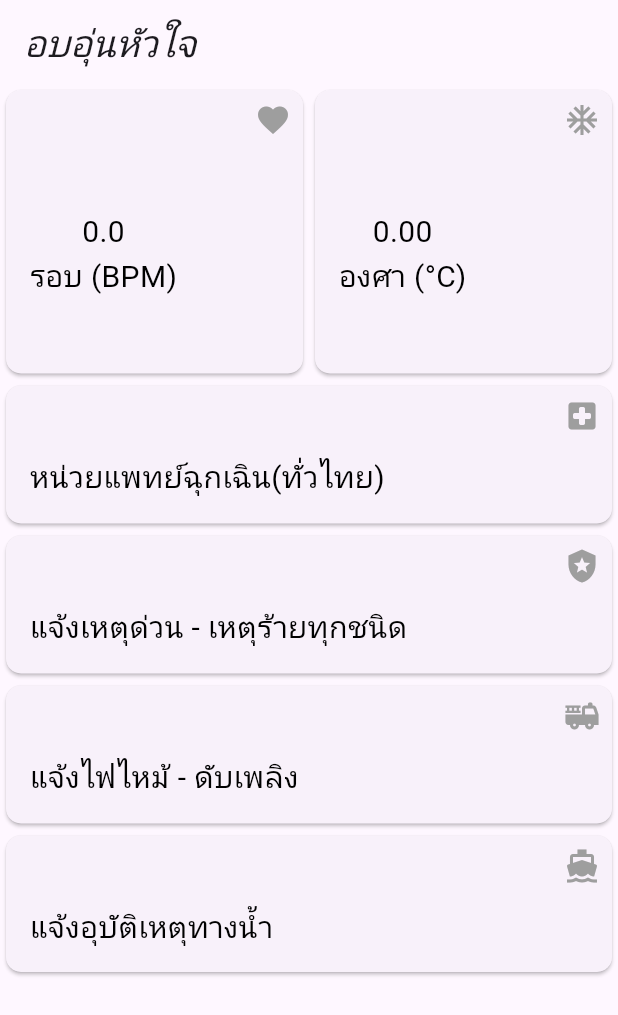
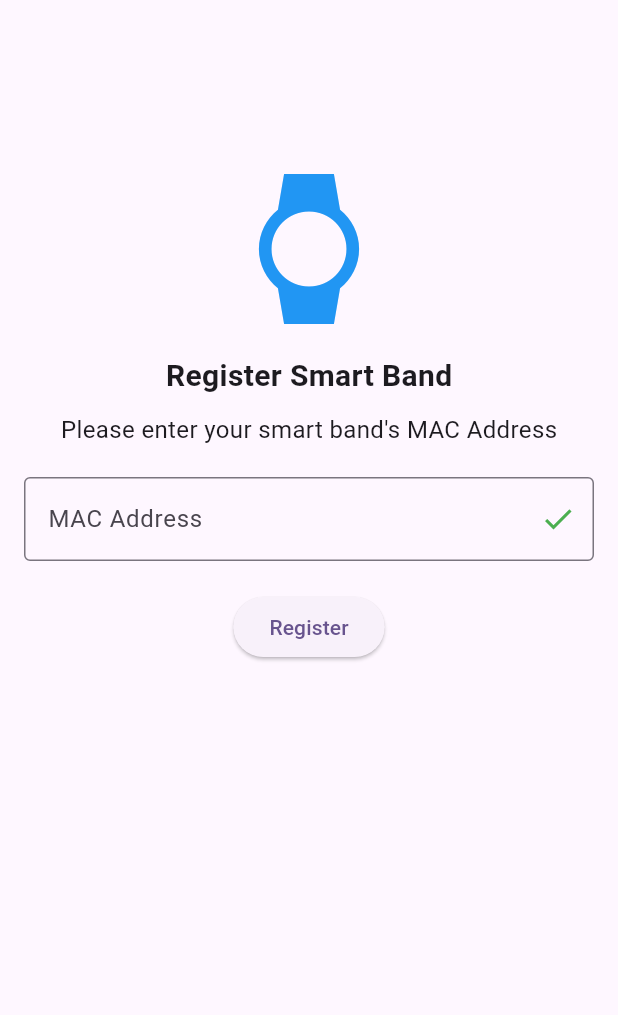
Before and after one commit to superpaulza/kmitl.iot, a Flutter app: the screen it shows after launch, on a phone screen of 412 x 824 dp. Shown: the top 1015 px of the screen. Run offline on Flutter 3.47's test engine with Material 2 defaults, Android fonts, the light colour scheme and no system bars; our stand-ins replace firebase_core, firebase_database, google_fonts; accounts and stored records are empty; Roboto replaces fonts that are missing (Prompt).

Commit message:
update registeration flow

```diff
--- a/mobile/lib/main.dart
+++ b/mobile/lib/main.dart
@@ -1,4 +1,5 @@
 import 'package:bee_project/firebase_options.dart';
+import 'package:bee_project/screen/RegisterBand.dart';
 import 'package:firebase_core/firebase_core.dart';
 import 'package:flutter/material.dart';
 import 'Screen/MainMenu.dart';
@@ -21,7 +22,7 @@ class MyApp extends StatelessWidget {
         colorScheme: ColorScheme.fromSeed(seedColor: Colors.deepPurple),
         useMaterial3: true,
       ),
-      home: const MyHomePage(title: 'อบอุ่นหัวใจ'),
+      home: RegisterSmartBandPage(),
     );
   }
 }
--- /dev/null
+++ b/mobile/lib/screen/RegisterBand.dart
@@ -0,0 +1,137 @@
+import 'package:flutter/material.dart';
+
+import 'MainMenu.dart';
+
+class RegisterSmartBandPage extends StatefulWidget {
+  @override
+  _RegisterSmartBandPageState createState() => _RegisterSmartBandPageState();
+}
+
+class _RegisterSmartBandPageState extends State<RegisterSmartBandPage> {
+  final GlobalKey<FormState> _formKey = GlobalKey<FormState>();
+  final TextEditingController _macAddressController = TextEditingController();
+  bool _isMacAddressValid = true;
+
+  @override
+  void dispose() {
+    _macAddressController.dispose();
+    super.dispose();
+  }
+
+  void _validateMacAddress(String value) {
+    // Example validation - verify the MAC address format
+    final macAddressPattern =
+        RegExp(r'^([0-9A-Fa-f]{2}[:-]){5}([0-9A-Fa-f]{2})$');
+    setState(() {
+      _isMacAddressValid = macAddressPattern.hasMatch(value);
+    });
+  }
+
+  void _submitForm() {
+    if (_formKey.currentState!.validate()) {
+      // MAC address is valid, navigate to the main menu
+      Navigator.pushReplacement(
+        context,
+        MaterialPageRoute(builder: (context) => const MyHomePage(title: "อบอุ่นหัวใจ",)),
+      );
+    } else {
+      showDialog(
+        context: context,
+        builder: (context) => AlertDialog(
+          title: Text('Invalid MAC Address'),
+          content: Text(
+              'Your MAC Address is not in the correct format. Please try again!'),
+          actions: [
+            TextButton(
+              onPressed: () {
+                Navigator.of(context).pop();
+                _macAddressController.clear();
+              },
+              child: Text('OK'),
+            ),
+          ],
+        ),
+      );
+    }
+  }
+
+  @override
+  Widget build(BuildContext context) {
+    return Scaffold(
+      body: SingleChildScrollView(
+        child: Container(
+          padding: EdgeInsets.all(16.0),
+          child: Form(
+            key: _formKey,
+            child: Column(
+              mainAxisAlignment: MainAxisAlignment.center,
+              children: [
+                SizedBox(height: 100.0),
+                Icon(
+                  Icons.watch,
+                  size: 100.0,
+                  color: Colors.blue,
+                ),
+                SizedBox(height: 20.0),
+                Text(
+                  'Register Smart Band',
+                  style: TextStyle(fontSize: 20.0, fontWeight: FontWeight.bold),
+                ),
+                SizedBox(height: 10.0),
+                Text(
+                  'Please enter your smart band\'s MAC Address',
+                  style: TextStyle(fontSize: 16.0),
+                ),
+                SizedBox(height: 20.0),
+                TextFormField(
+                  controller: _macAddressController,
+                  decoration: InputDecoration(
+                    labelText: 'MAC Address',
+                    border: OutlineInputBorder(
+                      borderSide: BorderSide(
+                        color: _isMacAddressValid ? Colors.grey : Colors.red,
+                      ),
+                    ),
+                    focusedBorder: OutlineInputBorder(
+                      borderSide: BorderSide(
+                        color: Colors.blue,
+                      ),
+                    ),
+                    suffixIcon: _isMacAddressValid
+                        ? Icon(Icons.check, color: Colors.green)
+                        : Icon(Icons.close, color: Colors.red),
+                  ),
+                  keyboardType: TextInputType.text,
+                  onChanged: _validateMacAddress,
+                  // onTap: () {
+                  //   FocusScope.of(context).requestFocus(FocusNode());
+                  //   showDialog(
+                  //     context: context,
+                  //     builder: (context) => AlertDialog(
+                  //       title: Text('Keyboard Closed'),
+                  //       content: Text('You have closed the keyboard.'),
+                  //       actions: [
+                  //         TextButton(
+                  //           onPressed: () {
+                  //             Navigator.of(context).pop();
+                  //           },
+                  //           child: Text('OK'),
+                  //         ),
+                  //       ],
+                  //     ),
+                  //   );
+                  // },
+                ),
+                SizedBox(height: 20.0),
+                ElevatedButton(
+                  onPressed: _submitForm,
+                  child: Text('Register'),
+                ),
+              ],
+            ),
+          ),
+        ),
+      ),
+    );
+  }
+}
```
Also changed, not shown: mobile/lib/screen/HeartRateMonitor.dart (added, +31 -0 lines), mobile/lib/screen/MainMenu.dart (+15 -0 lines), mobile/lib/screen/Settings.dart (added, +31 -0 lines), mobile/lib/screen/BodyTempMonitor.dart (renamed from mobile/lib/screen/PillNotiTime.dart).
